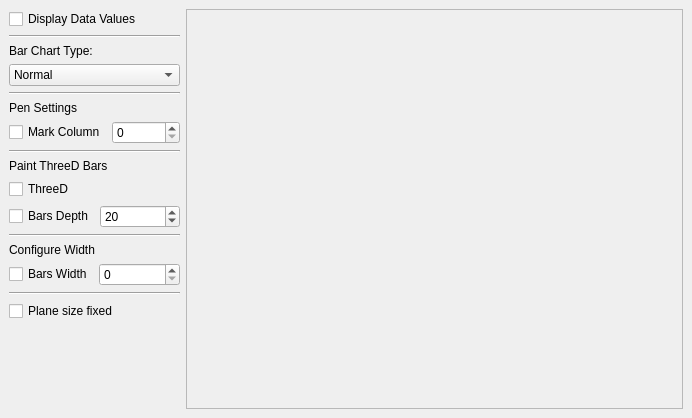
Above: examples/Bars/Advanced/mainwindow.ui from KDAB/KDChart before the change. Below: the same form after it.
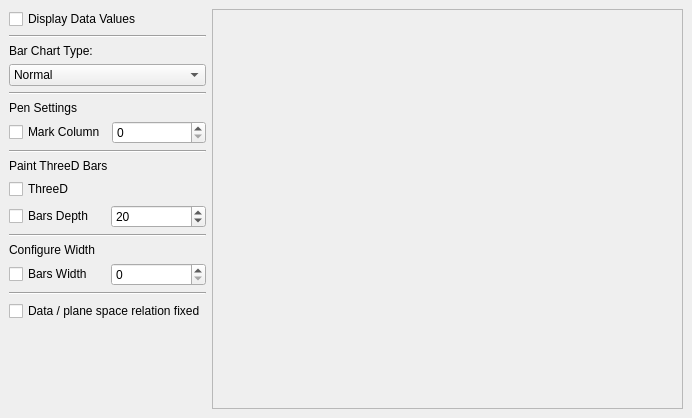
That is the form after the change. Icons and pictures are not drawn.

Commit message: Also rename it here

Diff of the .ui file:
```diff
--- a/examples/Bars/Advanced/mainwindow.ui
+++ b/examples/Bars/Advanced/mainwindow.ui
@@ -25,7 +25,7 @@
    <item row="10" column="0" >
     <widget class="QCheckBox" name="fixPlaneSizeCB" >
      <property name="text" >
-      <string>Plane size fixed</string>
+      <string>Data / plane space relation fixed</string>
      </property>
     </widget>
    </item>
```
The commit also changes 1 other file.
